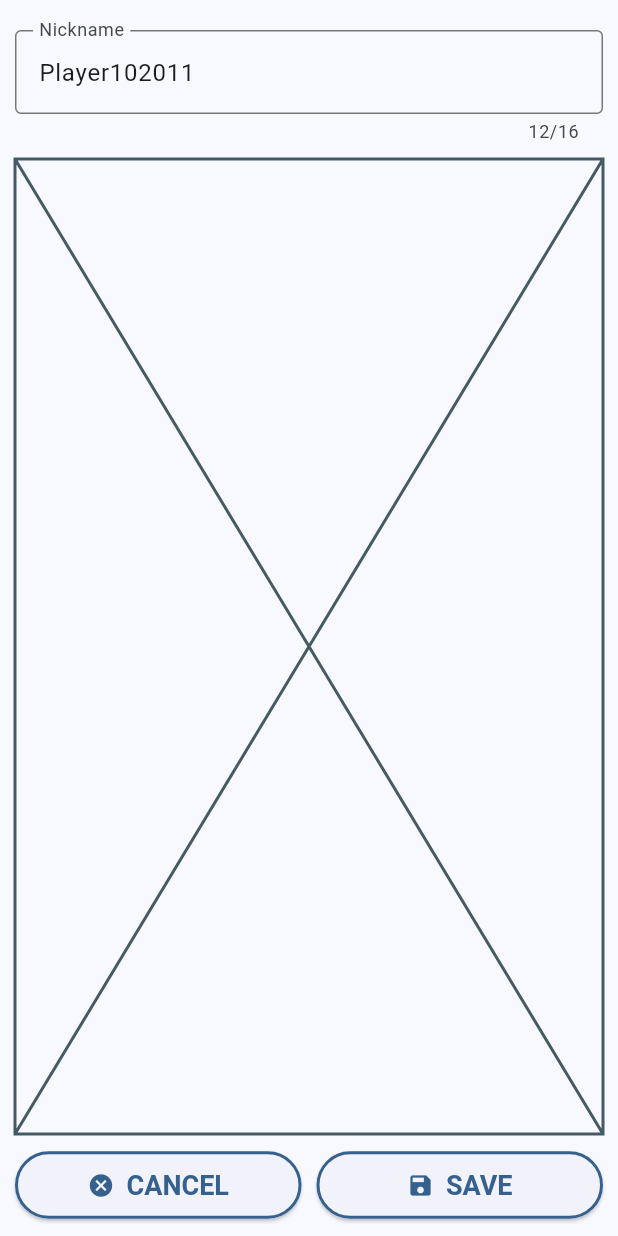
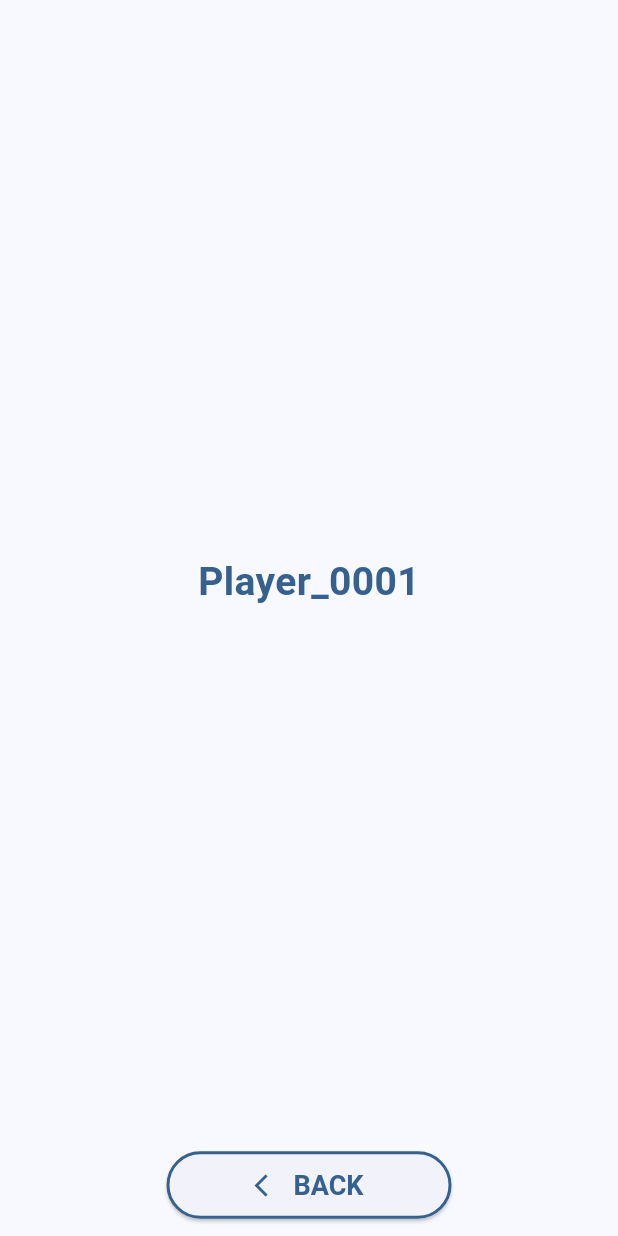
Before and after one commit to ogurecapps/who_boogles_it, a Flutter app: the screen it shows after launch, after a tap on "MY PROFILE", on a phone screen of 412 x 824 dp. Run offline on Flutter 3.47's test engine with Material 3 defaults, Android fonts, the phone set to English and light mode, and no system bars; our stand-ins replace bloc, easy_localization, equatable, flutter_svg, get_it, go_router and 1 more; accounts and stored records are empty; generated files the repository leaves out were written again; Roboto replaces fonts that are missing (SofiaSans).

Commit message:
Added player bloc

```diff
--- a/lib/core/di/locator.dart
+++ b/lib/core/di/locator.dart
@@ -2,6 +2,12 @@ import 'package:get_it/get_it.dart';
 import 'package:who_boogles_it/core/database/local_database.dart';
 import 'package:who_boogles_it/core/database/local_database_impl.dart';
 import 'package:who_boogles_it/core/util/nickname_generator.dart';
+import 'package:who_boogles_it/features/profile/domain/use_cases/get_player_use_case.dart';
+import 'package:who_boogles_it/features/profile/domain/use_cases/put_player_use_case.dart';
+import 'package:who_boogles_it/shared/data/datasource/player_local_datasource.dart';
+import 'package:who_boogles_it/shared/data/datasource/player_local_datasource_impl.dart';
+import 'package:who_boogles_it/shared/data/repositories/player_repository_impl.dart';
+import 'package:who_boogles_it/shared/domain/repositories/player_repository.dart';
 
 final locator = GetIt.I;
 
@@ -12,8 +18,19 @@ Future<void> initSingletons() async {
   await locator<LocalDatabase>().initDb();
 }
 
-void registerDatasources() {}
+void provideDatasources() {
+  locator.registerFactory<PlayerLocalDatasource>(
+      () => PlayerLocalDatasourceImpl(db: locator.get<LocalDatabase>()));
+}
 
-void registerRepositories() {}
+void provideRepositories() {
+  locator.registerFactory<PlayerRepository>(
+      () => PlayerRepositoryImpl(playerLocalDatasource: locator.get<PlayerLocalDatasource>()));
+}
 
-void registerUseCases() {}
+void provideUseCases() {
+  locator.registerFactory<GetPlayerUseCase>(
+      () => GetPlayerUseCase(playerRepository: locator.get<PlayerRepository>()));
+  locator.registerFactory<PutPlayerUseCase>(
+      () => PutPlayerUseCase(playerRepository: locator.get<PlayerRepository>()));
+}
--- a/lib/shared/domain/use_cases/get_player_use_case.dart
+++ b/lib/features/profile/domain/use_cases/get_player_use_case.dart
@@ -6,7 +6,7 @@ class GetPlayerUseCase {
 
   GetPlayerUseCase({required this.playerRepository});
 
-  Future<Player> execute(bool isMe) async {
-    return isMe ? playerRepository.getMe() : playerRepository.getEnemy();
+  Future<Player> execute() async {
+    return playerRepository.getMe();
   }
 }
--- /dev/null
+++ b/lib/features/profile/presentation/bloc/player_bloc.dart
@@ -0,0 +1,21 @@
+import 'package:bloc/bloc.dart';
+import 'package:equatable/equatable.dart';
+import 'package:who_boogles_it/core/di/locator.dart';
+import 'package:who_boogles_it/core/models/player.dart';
+import 'package:who_boogles_it/features/profile/domain/use_cases/get_player_use_case.dart';
+
+part 'player_event.dart';
+part 'player_state.dart';
+
+class PlayerBloc extends Bloc<PlayerEvent, PlayerState> {
+  final GetPlayerUseCase _getPlayerUseCase = locator.get<GetPlayerUseCase>();
+
+  PlayerBloc() : super(PlayerInitialState()) {
+    on<GetPlayerEvent>(_getPlayer);
+  }
+
+  Future<void> _getPlayer(GetPlayerEvent event, Emitter<PlayerState> emit) async {
+    final player = await _getPlayerUseCase.execute();
+    emit(PlayerReadyState(player));
+  }
+}
--- /dev/null
+++ b/lib/features/profile/presentation/bloc/player_event.dart
@@ -0,0 +1,21 @@
+part of 'player_bloc.dart';
+
+sealed class PlayerEvent extends Equatable {
+  const PlayerEvent();
+
+  @override
+  List<Object> get props => [];
+}
+
+final class GetPlayerEvent extends PlayerEvent {
+  const GetPlayerEvent();
+}
+
+final class RandomPlayerEvent extends PlayerEvent {
+  const RandomPlayerEvent();
+}
+
+final class PutPlayerEvent extends PlayerEvent {
+  final Player player;
+  const PutPlayerEvent({required this.player});
+}
--- /dev/null
+++ b/lib/features/profile/presentation/bloc/player_state.dart
@@ -0,0 +1,16 @@
+part of 'player_bloc.dart';
+
+sealed class PlayerState extends Equatable {
+  const PlayerState();
+
+  @override
+  List<Object> get props => [];
+}
+
+final class PlayerInitialState extends PlayerState {}
+
+final class PlayerReadyState extends PlayerState {
+  final Player player;
+
+  const PlayerReadyState(this.player);
+}
--- a/lib/features/profile/presentation/screens/profile_screen.dart
+++ b/lib/features/profile/presentation/screens/profile_screen.dart
@@ -1,7 +1,8 @@
+import 'package:easy_localization/easy_localization.dart';
 import 'package:flutter/material.dart';
+import 'package:go_router/go_router.dart';
 import 'package:who_boogles_it/app/app_size.dart';
-import 'package:who_boogles_it/features/profile/presentation/widgets/bottom_bar.dart';
-import 'package:who_boogles_it/features/profile/presentation/widgets/nickname_input.dart';
+import 'package:who_boogles_it/generated/locale_keys.g.dart';
 import 'package:who_boogles_it/shared/presentation/screens/scaffold_wrapper.dart';
 
 class ProfileScreen extends StatelessWidget {
@@ -11,13 +12,32 @@ class ProfileScreen extends StatelessWidget {
   Widget build(BuildContext context) {
     return ScaffoldWrapper(
       background: Theme.of(context).colorScheme.background,
-      body: const Column(children: [
-        SizedBox(height: AppSize.defaultSpace),
-        NicknameInput(),
-        SizedBox(height: AppSize.defaultSpace),
-        Expanded(child: Placeholder()),
-        SizedBox(height: AppSize.defaultSpace),
-        BottomBar(),
+      body: Column(children: [
+        Expanded(
+          child: Center(
+            child: Column(
+              mainAxisSize: MainAxisSize.min,
+              children: [
+                Text(
+                  'Player_0001',
+                  style: TextStyle(
+                    color: Theme.of(context).colorScheme.primary,
+                    fontSize: 26,
+                    fontWeight: FontWeight.bold,
+                  ),
+                ),
+              ],
+            ),
+          ),
+        ),
+        SizedBox(
+          width: AppSize.menuButtonWidth,
+          child: ElevatedButton.icon(
+            onPressed: () => context.go(''),
+            icon: const Icon(Icons.arrow_back_ios),
+            label: const Text(LocaleKeys.back).tr(),
+          ),
+        ),
       ]),
     );
   }
--- a/lib/main.dart
+++ b/lib/main.dart
@@ -11,9 +11,9 @@ void main() async {
 
   await initSingletons();
 
-  registerDatasources();
-  registerRepositories();
-  registerUseCases();
+  provideDatasources();
+  provideRepositories();
+  provideUseCases();
 
   runApp(
     EasyLocalization(
--- a/pubspec.yaml
+++ b/pubspec.yaml
@@ -18,11 +18,13 @@ dependencies:
   flutter_native_splash: ^2.3.10
   url_launcher: ^6.2.4
   flutter_bloc: ^8.1.4
+  bloc: ^8.1.3
   isar: ^3.1.0
   isar_flutter_libs: ^3.1.0
   multiavatar: ^0.1.5
   path_provider: ^2.1.2
   get_it: ^7.6.7
+  equatable: ^2.0.5
 
 dev_dependencies:
   integration_test:
```
Also changed, not shown: lib/features/profile/domain/use_cases/put_player_use_case.dart (renamed from lib/shared/domain/use_cases/put_player_use_case.dart), pubspec.lock.
